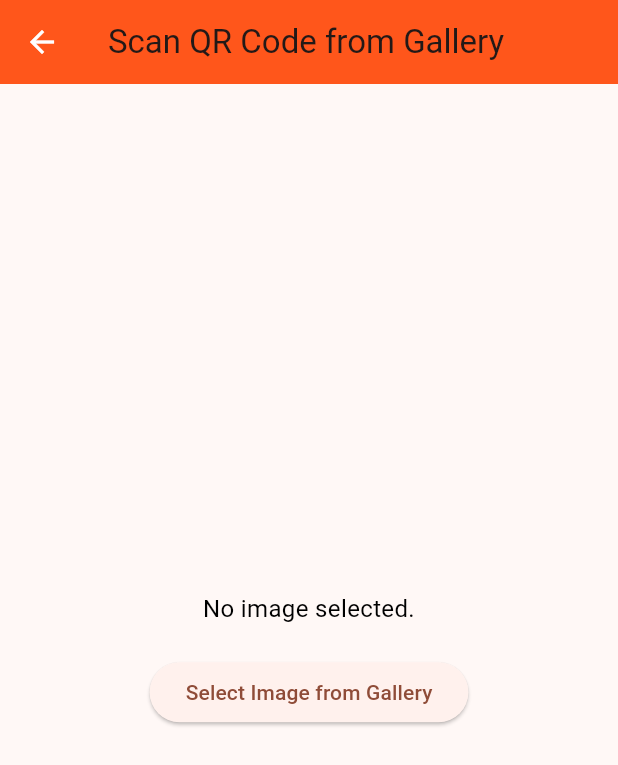
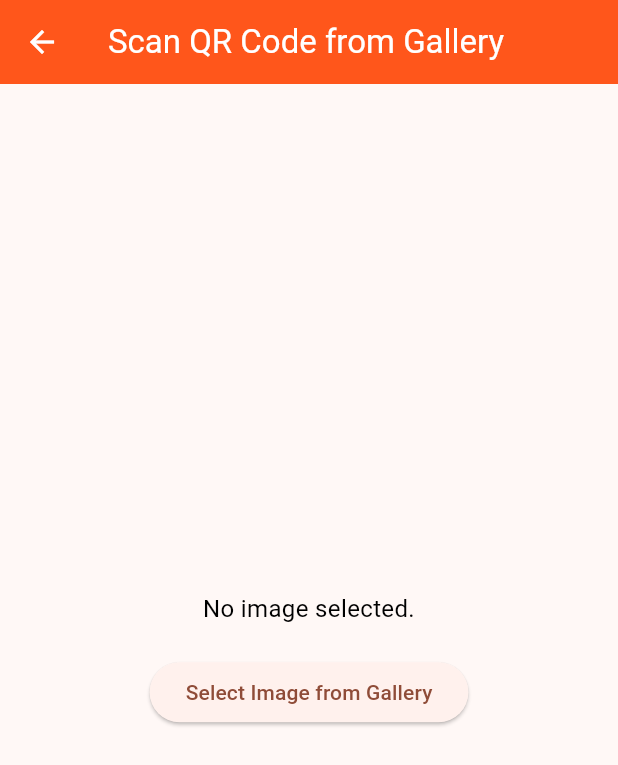
Before and after one commit to F-Reza/Next_QR_Flutter, a Flutter app: the ScanFromGalleryScreen screen opened by its route, after a tap on "Select Image from Gallery", on a phone screen of 412 x 824 dp. Shown: the top 765 px of the screen. Run offline on Flutter 3.47's test engine with Material 3 defaults, Android fonts, the phone set to English and light mode, and no system bars; our stand-ins replace image_picker, permission_handler, pretty_qr_code, qr_flutter, screenshot, shared_preferences and 1 more; missing offline and left inert: google_ml_kit, mobile_scanner, photo_manager; accounts and stored records are empty.

Commit message:
Update-4 and Scan fix

```diff
--- a/lib/scan_from_gallery.dart
+++ b/lib/scan_from_gallery.dart
@@ -1,6 +1,7 @@
 import 'package:flutter/material.dart';
 import 'package:image_picker/image_picker.dart';
 import 'package:google_ml_kit/google_ml_kit.dart';
+import 'package:next_qrx/service_provider.dart';
 
 class ScanFromGalleryScreen extends StatefulWidget {
   static const String routeName = '/scan_from_gallery';
@@ -11,6 +12,9 @@ class ScanFromGalleryScreen extends StatefulWidget {
 }
 
 class _ScanFromGalleryScreenState extends State<ScanFromGalleryScreen> {
+  final ServiceProvider provider = ServiceProvider();
+  String? _scannedEmail;
+
   String _message = "Select an image to scan for a QR code.";
   final ImagePicker _picker = ImagePicker();
   final BarcodeScanner _barcodeScanner = GoogleMlKit.vision.barcodeScanner();
@@ -23,8 +27,20 @@ class _ScanFromGalleryScreenState extends State<ScanFromGalleryScreen> {
       final inputImage = InputImage.fromFilePath(image.path);
       List<Barcode> barcodes = await _barcodeScanner.processImage(inputImage);
 
+      final List<Barcode> getBarcodes = await _barcodeScanner.processImage(inputImage);
+      for (final getEmail in getBarcodes) {
+        setState(() {
+          _scannedEmail = getEmail.rawValue;
+        });
+
+        //print("========BarCode: ${getEmail.rawValue} ================");
+        if (getEmail.rawValue != null && _isValidEmail(getEmail.rawValue!)) {
+          provider.mailContact(getEmail.rawValue!);
+        }
+      }
+
       setState(() {
-        _message = barcodes.isNotEmpty ? "ok found" : "not found";
+        _message = barcodes.isNotEmpty ? "ok found -> $_scannedEmail" : "Email address not found!";
       });
     } else {
       setState(() {
@@ -45,7 +61,7 @@ class _ScanFromGalleryScreenState extends State<ScanFromGalleryScreen> {
       appBar: AppBar(
         backgroundColor: const Color(0xFFFF561B),
         iconTheme: const IconThemeData(color: Colors.white),
-          title: const Text("Scan QR Code from Gallery"),
+          title: const Text('Scan QR Code from Gallery',style: TextStyle(color: Colors.white),),
       ),
       body: Center(
         child: Column(
@@ -66,4 +82,12 @@ class _ScanFromGalleryScreenState extends State<ScanFromGalleryScreen> {
       ),
     );
   }
+
+  bool _isValidEmail(String email) {
+    final emailRegExp = RegExp(
+        r"^[a-zA-Z0-9._%+-]+@[a-zA-Z0-9.-]+\.[a-zA-Z]{2,}$");
+    return emailRegExp.hasMatch(email);
+  }
+
+
 }
```
Also changed, not shown: 1 other file.
